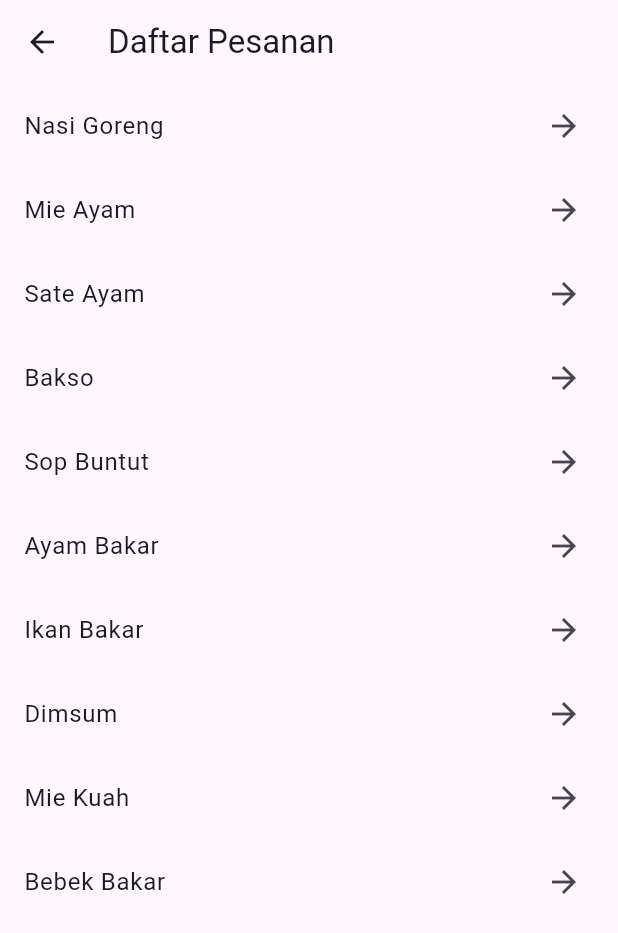
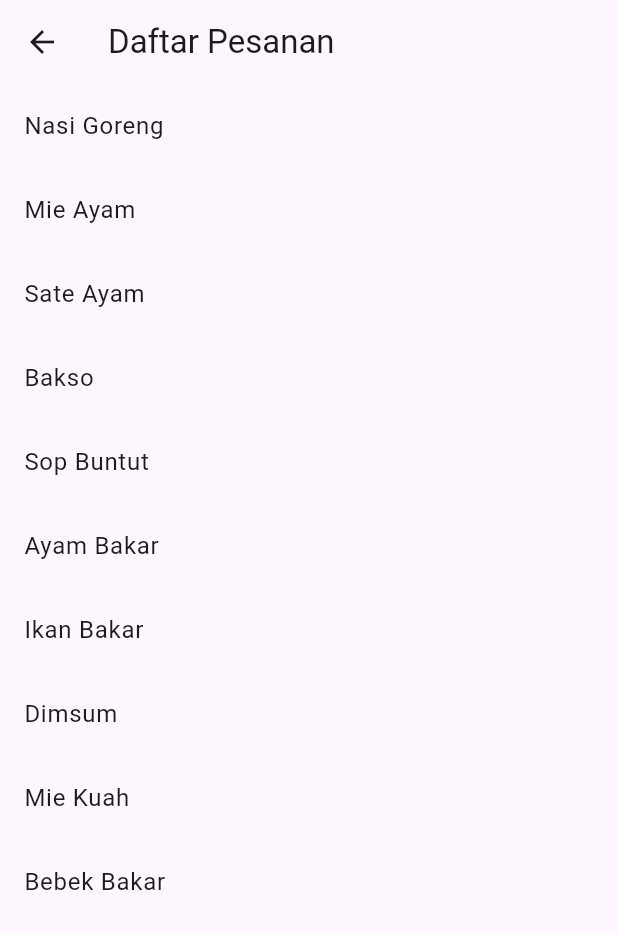
Before and after one commit to AgilSaputra01/project_flutter, a Flutter app: the DaftarPesananScreen screen opened directly, on a phone screen of 412 x 824 dp. Shown: the top 933 px of the screen. Run offline on Flutter 3.47's test engine with Material 3 defaults, Android fonts, the phone set to English and light mode, and no system bars; network calls fail.

Commit message:
update 5 november 2024

```diff
--- a/lib/pesanan.dart
+++ b/lib/pesanan.dart
@@ -27,7 +27,6 @@ class DaftarPesananScreen extends StatelessWidget {
         itemBuilder: (context, index) {
           return ListTile(
             title: Text(pesanan[index]),
-            trailing: const Icon(Icons.arrow_forward),
             onTap: () {
               // Aksi ketika item ditekan
               ScaffoldMessenger.of(context).showSnackBar(
```
